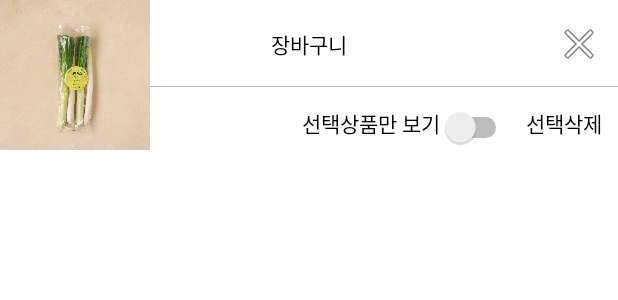
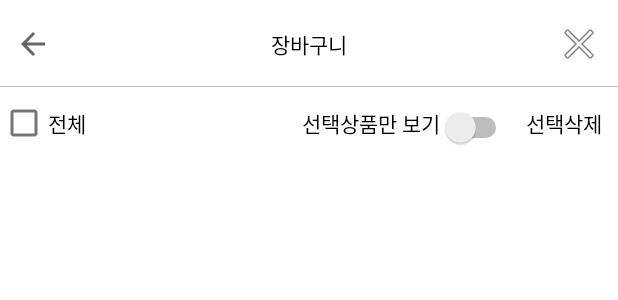
Before and after one commit to 2022-SMHRD-KDT-New-IoT-4/Smcart-Android, an Android app: the layout activity_basket.xml on its own in the app's theme, with its tools: preview values and no code run, on a phone screen of 412 x 824 dp. Shown: the top 300 px of the screen. Run offline under Robolectric (Android 15) with nearby library versions, the phone set to English and light mode, and no system bars.

Commit message:
이솔 - pull용 테스트 push

```diff
--- a/app/src/main/java/com/example/smcart/BasketActivity.kt
+++ b/app/src/main/java/com/example/smcart/BasketActivity.kt
@@ -21,7 +21,7 @@ class BasketActivity : AppCompatActivity() {
         data.add(BasketVO("대파 1kg /단", "4,200","1",R.drawable.greenonion))
         data.add(BasketVO("대파 1kg /단", "4,200","1",R.drawable.greenonion))
         data.add(BasketVO("긴 상품명 어쩌고 저쩌고 두 줄일 때 더 길게 더 길게 짱길게1kg /단", "4,200","1",R.drawable.greenonion))
-        //
+        // 윤한아 땡겨줘
 
         val adapter = BasketAdapter(applicationContext,data)
         rcBasketList.adapter = adapter
--- a/app/src/main/res/layout/activity_basket.xml
+++ b/app/src/main/res/layout/activity_basket.xml
@@ -118,13 +118,4 @@
         app:layout_constraintTop_toTopOf="@+id/textView"
         app:srcCompat="@android:drawable/ic_menu_close_clear_cancel" />
 
-    <ImageView
-        android:id="@+id/imageView"
-        android:layout_width="100dp"
-        android:layout_height="100dp"
-        android:background="@drawable/imgradius"
-        tools:layout_editor_absoluteX="112dp"
-        tools:layout_editor_absoluteY="263dp"
-        tools:srcCompat="@drawable/greenonion" />
-
 </androidx.constraintlayout.widget.ConstraintLayout>
```
